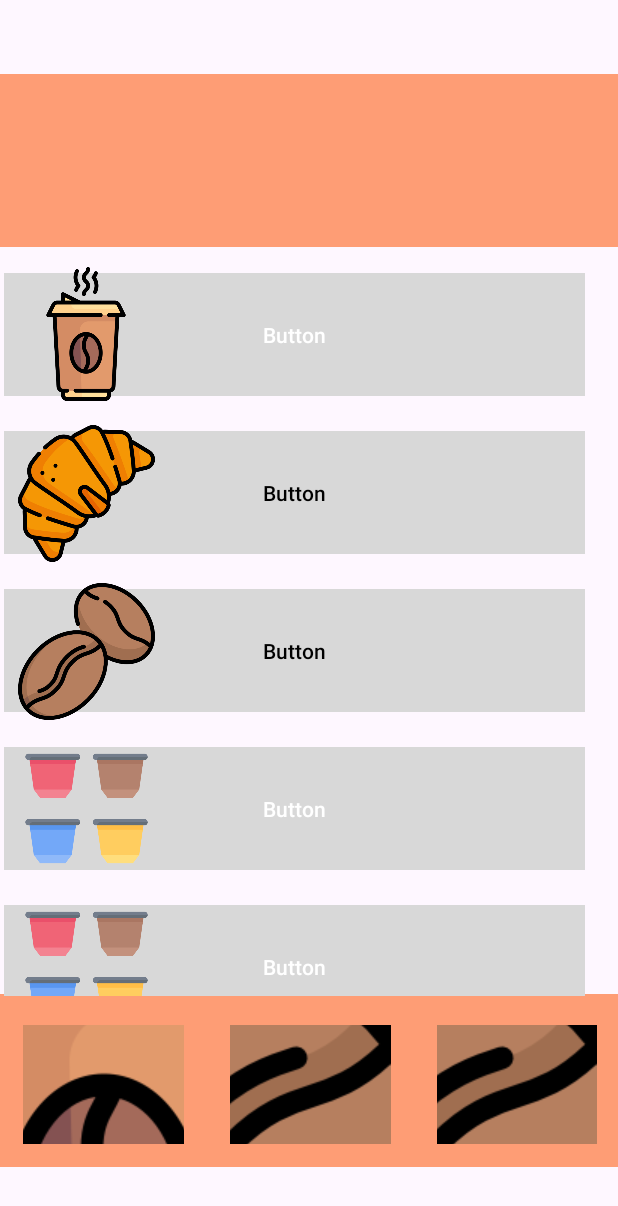
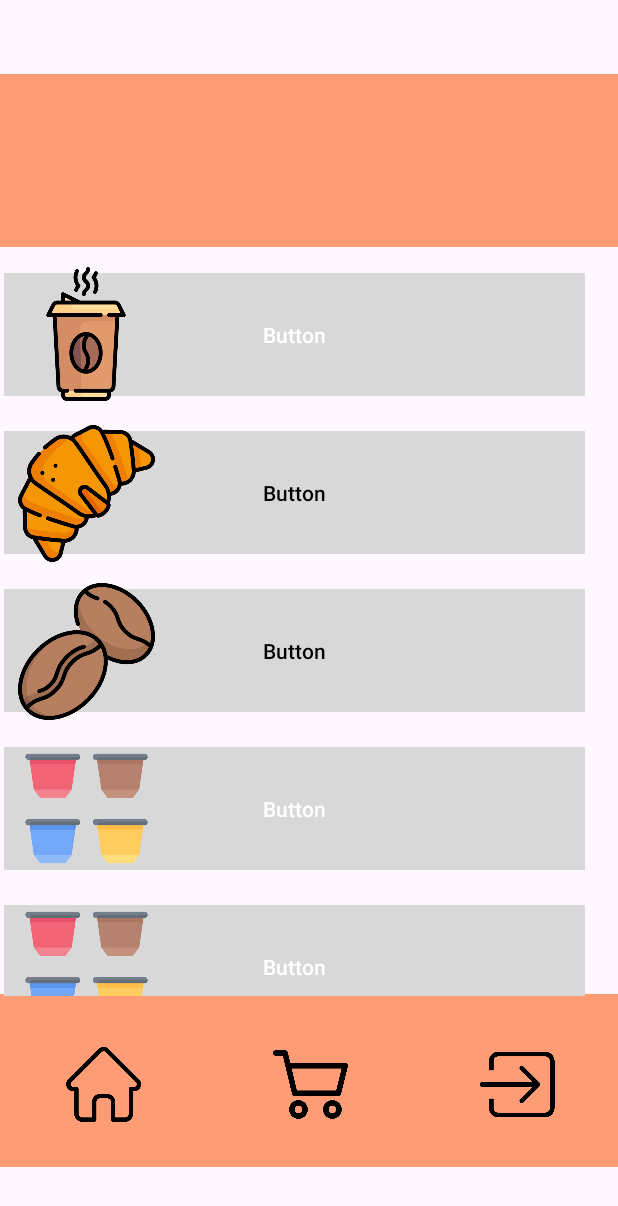
Before and after one commit to Joe6355/Coffe_DSV, an Android app: the MainActivity2 screen opened directly, with no data from a screen before it, on a phone screen of 412 x 824 dp. Shown: the top 1206 px of the screen. Run offline under Robolectric (Android 15) with nearby library versions, the phone set to English and light mode, and no system bars.

Commit message:
Добавил:
Изменил кнопки в активити кофе и изменил им id

```diff
--- a/app/src/main/res/layout/activity_coffee.xml
+++ b/app/src/main/res/layout/activity_coffee.xml
@@ -56,9 +56,9 @@
             app:layout_constraintTop_toTopOf="parent">
 
             <ImageButton
-                android:id="@+id/imageButton8"
+                android:id="@+id/ImageButtonHome"
                 android:layout_width="wrap_content"
-                android:layout_height="wrap_content"
+                android:layout_height="50dp"
                 android:layout_margin="15dp"
                 android:layout_marginStart="15dp"
                 android:layout_marginLeft="15dp"
@@ -68,14 +68,18 @@
                 android:layout_marginBottom="15dp"
                 android:layout_weight="1"
                 android:contentDescription="@string/app_name"
-                android:src="@drawable/imagecoffee"
-                tools:src="@drawable/imagecoffee"
-                tools:srcCompat="@drawable/imagecoffee" />
+                android:src="@drawable/ImageHome"
+                android:background="@color/endpanel_main"
+                android:layout_gravity="center"
+                android:scaleType="fitCenter"
+                tools:src="@drawable/ImageHome"
+                tools:srcCompat="@drawable/ImageHome" />
 
             <ImageButton
-                android:id="@+id/imageButton9"
+                android:id="@+id/imageButtonBascet"
                 android:layout_width="wrap_content"
-                android:layout_height="wrap_content"
+                android:layout_gravity="center"
+                android:layout_height="50dp"
                 android:layout_margin="15dp"
                 android:layout_marginStart="15dp"
                 android:layout_marginLeft="15dp"
@@ -84,16 +88,19 @@
                 android:layout_marginRight="15dp"
                 android:layout_marginBottom="15dp"
                 android:layout_weight="1"
+                android:background="@color/endpanel_main"
+                android:scaleType="fitCenter"
                 android:contentDescription="@string/app_name"
-                android:src="@drawable/imagecoffeeathome"
-                tools:src="@drawable/imagecat"
-                tools:srcCompat="@drawable/imagecoffee" />
+                android:src="@drawable/ImageBascet1"
+                tools:src="@drawable/ImageBascet1"
+                tools:srcCompat="@drawable/ImageBascet1" />
 
             <ImageButton
-                android:id="@+id/imageButton10"
+                android:id="@+id/imageButtonEnter"
                 android:layout_width="wrap_content"
-                android:layout_height="wrap_content"
+                android:layout_height="50dp"
                 android:layout_margin="15dp"
+                android:layout_gravity="center"
                 android:layout_marginStart="15dp"
                 android:layout_marginLeft="15dp"
                 android:layout_marginTop="15dp"
@@ -101,10 +108,12 @@
                 android:layout_marginRight="15dp"
                 android:layout_marginBottom="15dp"
                 android:layout_weight="1"
+                android:scaleType="fitCenter"
+                android:background="@color/endpanel_main"
                 android:contentDescription="@string/app_name"
-                android:src="@drawable/imagecoffeeathome"
-                tools:src="@drawable/imagecat"
-                tools:srcCompat="@drawable/imagecoffee" />
+                android:src="@drawable/imageEnter1"
+                tools:src="@drawable/imageEnter1"
+                tools:srcCompat="@drawable/imageEnter1" />
         </LinearLayout>
 
     </androidx.constraintlayout.widget.ConstraintLayout>
```
